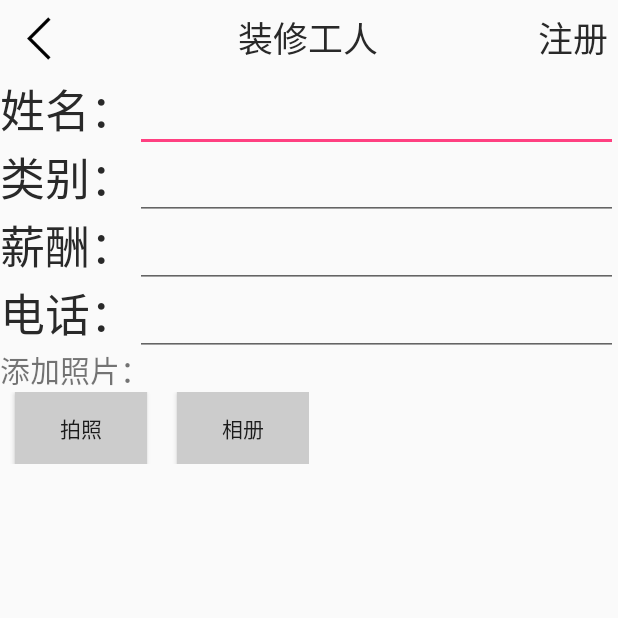
After one commit to Pyyyyyy/FitmentApp, an Android app: the WorkerAddActivity screen opened directly, with no data from a screen before it, on a phone screen of 412 x 824 dp, the top half of it. The commit adds this screen. Run offline under Robolectric (Android 15) with nearby library versions, the phone set to English and light mode, and no system bars.

Commit message:
PY commit

```diff
--- a/app/build.gradle
+++ b/app/build.gradle
@@ -30,4 +30,7 @@ dependencies {
     compile 'com.android.support:recyclerview-v7:24.2.1'
     compile 'com.android.support:cardview-v7:24.2.1'
     compile 'com.github.bumptech.glide:glide:3.7.0'
+    compile 'com.android.support:design:24.2.1'
+    compile 'de.hdodenhof:circleimageview:2.1.0'
+
 }
--- a/app/src/main/AndroidManifest.xml
+++ b/app/src/main/AndroidManifest.xml
@@ -35,7 +35,10 @@
         <activity android:name=".WoDe.LoginActivity" />
         <activity android:name=".WoDe.RegisterActivity" />
         <activity android:name=".FitmentMaterial.FitmentMaterialActivity" />
-        <activity android:name=".FitmentMaterial.FitmentAddActivity"></activity>
+        <activity android:name=".FitmentMaterial.FitmentAddActivity"/>
+        <activity android:name=".Worker.WorkerActivity"/>
+            <activity android:name=".Worker.WorkerAddActivity">
+        </activity>
 
         <provider
             android:name="android.support.v4.content.FileProvider"
--- a/app/src/main/java/com/example/app/FragmenHome.java
+++ b/app/src/main/java/com/example/app/FragmenHome.java
@@ -11,6 +11,7 @@ import android.widget.Button;
 import com.example.app.FitmentMaterial.FitmentMaterialActivity;
 import com.example.app.QingBao.zhuangxiuzhongActivity;
 import com.example.app.R;
+import com.example.app.Worker.WorkerActivity;
 import com.example.app.zhuangXiuQian.zhuangxiuqianActivity;
 
 
@@ -67,6 +68,9 @@ public class FragmenHome extends Fragment {
             @Override
             public void onClick(View v) {
                 //button点击事件
+                Intent intent = new Intent();
+                intent.setClass(getActivity(), WorkerActivity.class);
+                startActivity(intent);
             }
         });
 
--- /dev/null
+++ b/app/src/main/java/com/example/app/Worker/WorkerAddActivity.java
@@ -0,0 +1,20 @@
+package com.example.app.Worker;
+
+import android.support.v7.app.ActionBar;
+import android.support.v7.app.AppCompatActivity;
+import android.os.Bundle;
+
+import com.example.app.R;
+
+public class WorkerAddActivity extends AppCompatActivity {
+
+    @Override
+    protected void onCreate(Bundle savedInstanceState) {
+        super.onCreate(savedInstanceState);
+        setContentView(R.layout.activity_worker_add);
+        ActionBar actionBar = getSupportActionBar();
+        if (actionBar!=null){
+            actionBar.hide();
+        }
+    }
+}
--- /dev/null
+++ b/app/src/main/res/layout/activity_worker_add.xml
@@ -0,0 +1,184 @@
+<?xml version="1.0" encoding="utf-8"?>
+<LinearLayout xmlns:android="http://schemas.android.com/apk/res/android"
+    android:layout_width="match_parent"
+    android:layout_height="match_parent"
+    android:orientation="vertical"
+    android:weightSum="1">
+
+
+    <LinearLayout
+        android:layout_width="match_parent"
+        android:layout_height="50dp"
+        android:orientation="horizontal"
+        >
+
+        <ImageView
+            android:id="@+id/cancel"
+            android:layout_width="0dp"
+            android:layout_height="50dp"
+            android:layout_weight="1"
+            android:paddingLeft="5dp"
+            android:paddingTop="5dp"
+            android:paddingRight="5dp"
+            android:paddingBottom="5dp"
+            android:src="@drawable/ic_return"
+            />
+
+        <TextView
+            android:layout_width="0dp"
+            android:layout_height="match_parent"
+            android:layout_weight="5"
+            android:text="装修工人"
+            android:textSize="23sp"
+            android:textColor="#292929"
+            android:maxLines="1"
+            android:gravity="center"
+
+            />
+        <TextView
+            android:id="@+id/add"
+            android:layout_width="0dp"
+            android:layout_height="match_parent"
+            android:layout_weight="1"
+            android:maxLines="1"
+            android:text="注册"
+            android:textSize="23sp"
+            android:textColor="#292929"
+            android:gravity="center"
+            />
+
+    </LinearLayout>
+
+
+    <LinearLayout
+        android:layout_width="match_parent"
+        android:layout_height="wrap_content"
+        android:orientation="horizontal"
+        >
+        <TextView
+            android:layout_width="wrap_content"
+            android:layout_height="wrap_content"
+            android:text="姓名："
+            android:textColor="#292929"
+            android:textSize="30sp"/>
+        <EditText
+            android:id="@+id/name"
+            android:layout_width="match_parent"
+            android:layout_height="wrap_content" />
+
+
+    </LinearLayout>
+
+
+    <LinearLayout
+        android:layout_width="match_parent"
+        android:layout_height="wrap_content"
+        android:orientation="horizontal"
+        >
+        <TextView
+            android:layout_width="wrap_content"
+            android:layout_height="wrap_content"
+            android:text="类别："
+            android:textColor="#292929"
+            android:textSize="30sp"/>
+        <EditText
+            android:id="@+id/type"
+            android:layout_width="match_parent"
+            android:layout_height="wrap_content" />
+
+
+    </LinearLayout>
+
+
+    <LinearLayout
+        android:layout_width="match_parent"
+        android:layout_height="wrap_content"
+        android:orientation="horizontal"
+        >
+        <TextView
+            android:layout_width="wrap_content"
+            android:layout_height="wrap_content"
+            android:text="薪酬："
+            android:textColor="#292929"
+            android:textSize="30sp"/>
+        <EditText
+            android:id="@+id/pay"
+            android:layout_width="match_parent"
+            android:layout_height="wrap_content" />
+
+
+    </LinearLayout>
+
+    <LinearLayout
+        android:layout_width="match_parent"
+        android:layout_height="wrap_content"
+        android:orientation="horizontal"
+        >
+        <TextView
+            android:layout_width="wrap_content"
+            android:layout_height="wrap_content"
+            android:text="电话："
+            android:textColor="#292929"
+            android:textSize="30sp"/>
+        <EditText
+            android:id="@+id/phone"
+            android:layout_width="match_parent"
+            android:layout_height="wrap_content" />
+
+
+    </LinearLayout>
+
+
+
+
+    <TextView
+        android:layout_width="wrap_content"
+        android:layout_height="wrap_content"
+        android:text="添加照片："
+        android:textSize="20sp"
+        />
+
+
+    <LinearLayout
+        android:layout_width="wrap_content"
+        android:layout_height="wrap_content"
+        android:orientation="horizontal"
+        >
+
+        <Button
+            android:id="@+id/take_photo"
+            android:layout_height="wrap_content"
+            android:layout_width="wrap_content"
+            android:background="#CCCCCC"
+            android:layout_marginLeft="10dp"
+
+            android:text="拍照"
+
+            />
+
+        <Button
+            android:id="@+id/choose_from_album"
+            android:layout_height="wrap_content"
+            android:layout_width="wrap_content"
+            android:background="#CCCCCC"
+            android:layout_marginLeft="20dp"
+            android:text="相册"
+
+
+
+            />
+
+
+    </LinearLayout>
+
+
+    <ImageView
+        android:id="@+id/picture"
+        android:layout_height="wrap_content"
+        android:layout_width="wrap_content"
+        android:layout_gravity="center_horizontal"/>
+
+
+
+
+</LinearLayout>
```
Also changed, not shown: app/src/main/java/com/example/app/Worker/WorkerActivity.java (added, +32 -0 lines), app/src/main/res/layout/activity_main.xml (+20 -1 lines), app/src/main/res/layout/activity_worker.xml (added, +157 -0 lines), app/src/main/res/layout/nav_header.xml (added, +32 -0 lines), app/src/main/res/menu/nav_menu.xml (added, +40 -0 lines), app/src/main/res/drawable/nav_icon.jpg (added).
